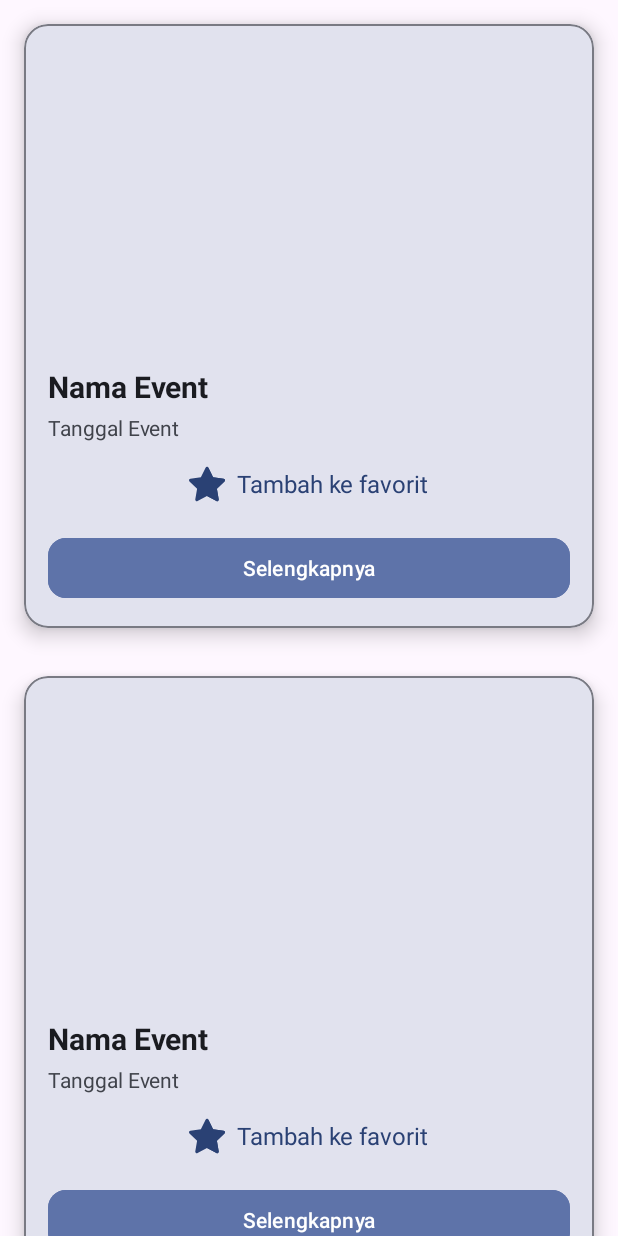
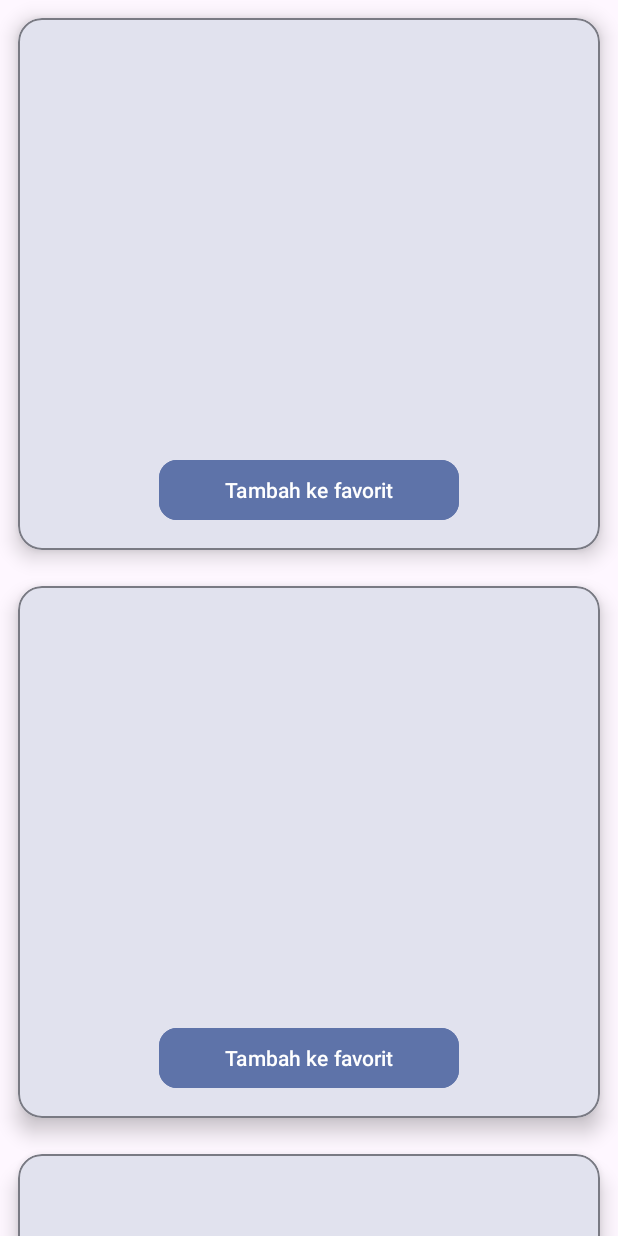
Before and after one commit to romiyusnandar/dicoding_event_v2, an Android app: the layout fragment_events.xml on its own in the app's theme, with its tools: preview values and no code run, on a phone screen of 412 x 824 dp. Run offline under Robolectric (Android 15) with nearby library versions, the phone set to English and light mode, and no system bars.

Commit message:
update: Improve item_events

```diff
--- a/app/src/main/res/layout/fragment_events.xml
+++ b/app/src/main/res/layout/fragment_events.xml
@@ -10,16 +10,19 @@
         android:id="@+id/rv_events"
         android:layout_width="0dp"
         android:layout_height="0dp"
-        app:layout_constraintTop_toTopOf="parent"
         app:layout_constraintBottom_toBottomOf="parent"
         app:layout_constraintEnd_toEndOf="parent"
+        app:layout_constraintHorizontal_bias="0.0"
         app:layout_constraintStart_toStartOf="parent"
+        app:layout_constraintTop_toTopOf="parent"
+        app:layout_constraintVertical_bias="0.0"
         tools:listitem="@layout/item_events" />
 
     <ProgressBar
         android:id="@+id/progress_bar"
         android:layout_width="wrap_content"
         android:layout_height="wrap_content"
+        android:layout_marginTop="16dp"
         android:visibility="gone"
         app:layout_constraintTop_toTopOf="parent"
         app:layout_constraintEnd_toEndOf="parent"
--- a/app/src/main/res/layout/item_events.xml
+++ b/app/src/main/res/layout/item_events.xml
@@ -4,7 +4,7 @@
     xmlns:app="http://schemas.android.com/apk/res-auto"
     android:layout_width="match_parent"
     android:layout_height="wrap_content"
-    android:layout_margin="16dp"
+    android:layout_margin="12dp"
     app:cardCornerRadius="16dp"
     app:cardElevation="8dp"
     app:cardBackgroundColor="?attr/colorSurface">
@@ -32,8 +32,7 @@
             android:textStyle="bold"
             android:textColor="?attr/colorOnSurface"
             android:textSize="20sp"
-            android:layout_marginTop="12dp"
-            android:text="Nama Event"/>
+            android:layout_marginTop="12dp"/>
 
         <!-- Event Date -->
         <TextView
@@ -41,52 +40,30 @@
             android:layout_width="wrap_content"
             android:layout_height="wrap_content"
             android:layout_marginTop="4dp"
-            android:text="Tanggal Event"
             android:textColor="?attr/colorOnSurfaceVariant"
             android:textSize="14sp"/>
 
         <!-- Favorite Button Layout -->
-        <LinearLayout
-            android:id="@+id/favorit_layout"
+        <FrameLayout
             android:layout_width="match_parent"
             android:layout_height="wrap_content"
-            android:gravity="center"
-            android:orientation="horizontal"
-            android:paddingTop="16dp"
-            android:paddingBottom="8dp">
+            android:layout_marginTop="12dp">
 
-            <!-- Favorite Icon -->
-            <ImageView
-                android:id="@+id/iv_favorite_icon"
-                android:layout_width="24dp"
-                android:layout_height="24dp"
-                android:contentDescription="@string/event_image_desc"
-                android:src="@drawable/ic_favorite_star"
-                android:tint="?attr/colorPrimary"/>
-
-            <!-- Favorite Text -->
-            <TextView
-                android:id="@+id/tv_favorite"
+            <com.google.android.material.button.MaterialButton
+                android:id="@+id/btn_favorite"
                 android:layout_width="wrap_content"
                 android:layout_height="wrap_content"
-                android:layout_marginStart="8dp"
-                android:text="Tambah ke favorit"
-                android:textSize="16sp"
-                android:textColor="?attr/colorPrimary"/>
-        </LinearLayout>
+                android:layout_gravity="center"
+                android:text="@string/add_to_favorite"
+                android:icon="@drawable/add_to_favorite"
+                app:iconPadding="8dp"
+                android:minWidth="200dp"
+                android:maxWidth="320dp"
+                android:backgroundTint="?attr/colorPrimaryContainer"
+                android:textColor="?attr/colorOnPrimaryContainer"
+                app:cornerRadius="12dp"/>
 
-        <!-- Material Button for action -->
-        <com.google.android.material.button.MaterialButton
-            android:id="@+id/btn_more_info"
-            android:layout_width="match_parent"
-            android:layout_height="wrap_content"
-            android:text="Selengkapnya"
-            android:layout_marginTop="12dp"
-            android:icon="@drawable/ic_info"
-            app:iconPadding="8dp"
-            android:backgroundTint="?attr/colorPrimaryContainer"
-            android:textColor="?attr/colorOnPrimaryContainer"
-            app:cornerRadius="12dp"/>
+        </FrameLayout>
 
     </LinearLayout>
 
--- a/app/src/main/res/values/strings.xml
+++ b/app/src/main/res/values/strings.xml
@@ -4,4 +4,5 @@
     <string name="title_favorite">Favorite</string>
     <string name="title_settings">Settings</string>
     <string name="event_image_desc">gambar</string>
+    <string name="add_to_favorite">Tambah ke favorit</string>
 </resources>
```
Also changed, not shown: app/src/main/res/drawable/add_to_favorite.png (added).
